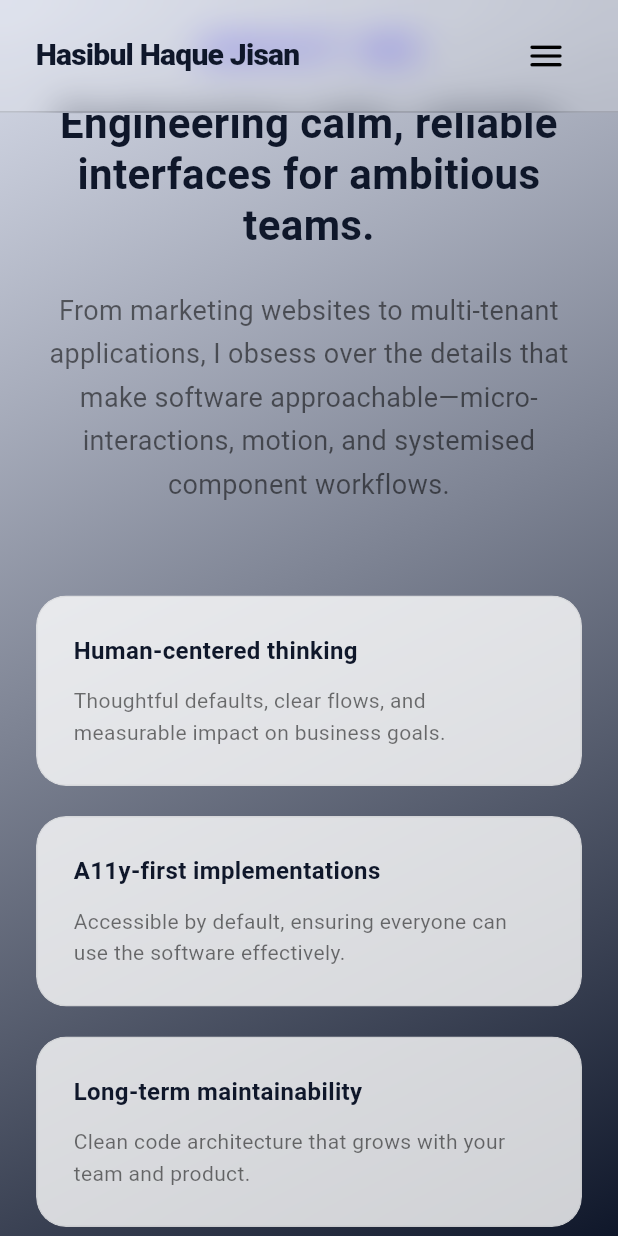
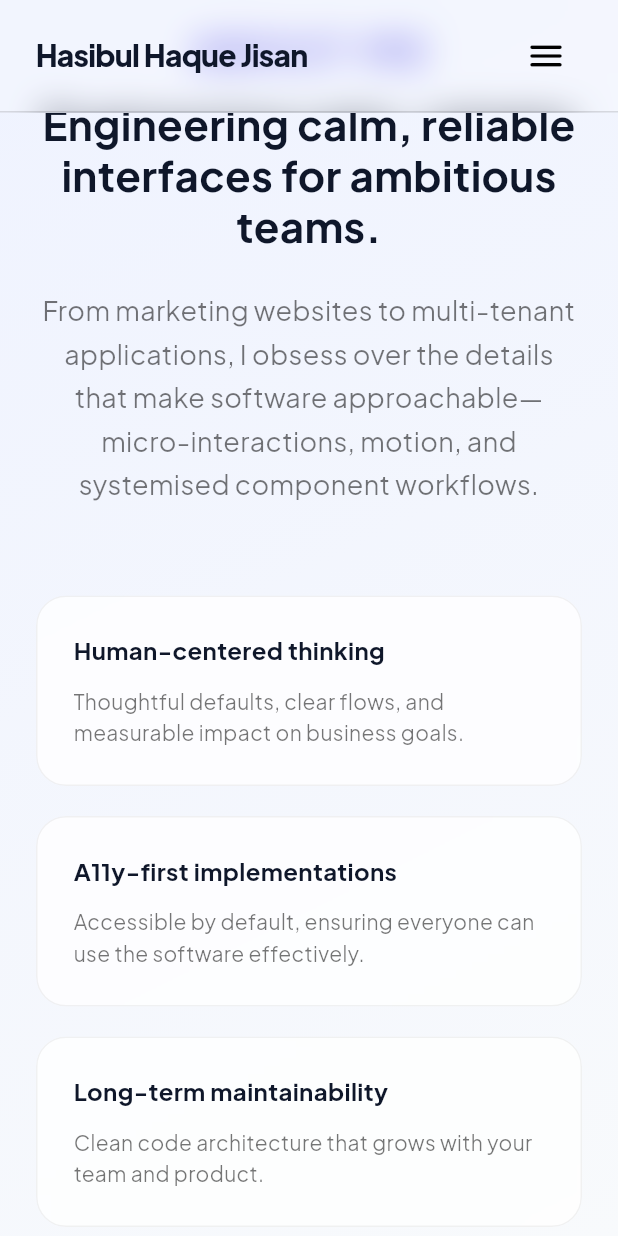
Before and after one commit to MHHJisan/self_portfolio_app, a Flutter app: the screen it shows after launch, after a tap on the "menu" icon, after a tap on "About", on a phone screen of 412 x 824 dp. Run offline on Flutter 3.47's test engine with Material 3 defaults, Android fonts, the phone set to English and light mode, and no system bars; our stand-ins replace font_awesome_flutter, google_fonts, open_filex.

Commit message:
font change and experiences added

```diff
--- a/lib/main.dart
+++ b/lib/main.dart
@@ -29,11 +29,17 @@ class MyApp extends StatelessWidget {
         useMaterial3: true,
         brightness: Brightness.light,
         primaryColor: const Color(0xFF4F46E5),
-        scaffoldBackgroundColor: AppColors.slate900,
+        scaffoldBackgroundColor: AppColors.slate50,
+        textTheme: GoogleFonts.plusJakartaSansTextTheme(
+          Theme.of(context).textTheme,
+        ),
       ),
       darkTheme: ThemeData(
         brightness: Brightness.dark,
         scaffoldBackgroundColor: const Color(0xFF020617),
+        textTheme: GoogleFonts.plusJakartaSansTextTheme(
+          Theme.of(context).textTheme,
+        ),
       ),
       home: const HomeScreen(),
     );
@@ -205,11 +211,11 @@ class _HomeScreenState extends State<HomeScreen> {
           decoration: BoxDecoration(
             // "Modern Shade" Logic
             color: isDark
-                ? Colors.white.withValues(alpha: 0.05) // Subtle glow for dark mode
+                ? Colors.white.withOpacity(0.05) // Subtle glow for dark mode
                 : const Color(0xFFF1F5F9),       // Soft slate for light mode
             borderRadius: BorderRadius.circular(12),
             border: Border.all(
-              color: isDark ? Colors.white.withValues(alpha: 0.05) : Colors.black.withValues(alpha: 0.05),
+              color: isDark ? Colors.white.withOpacity(0.05) : Colors.black.withOpacity(0.05),
             ),
           ),
           child: Row(
@@ -221,7 +227,7 @@ class _HomeScreenState extends State<HomeScreen> {
                   fontSize: 16,
                   fontWeight: FontWeight.bold,
                   letterSpacing: -0.5,
-                  color: isDark ? Colors.white.withValues(alpha: 0.9) : const Color(0xFF0F172A),
+                  color: isDark ? Colors.white.withOpacity(0.9) : const Color(0xFF0F172A),
                 ),
               ),
               const SizedBox(width: 8),
@@ -257,7 +263,7 @@ class _HomeScreenState extends State<HomeScreen> {
             // 2. High-End Glowing Shadow
             boxShadow: [
               BoxShadow(
-                color: const Color(0xFF6366F1).withValues(alpha: 0.4),
+                color: const Color(0xFF6366F1).withOpacity(0.4),
                 blurRadius: 20,
                 offset: const Offset(0, 10),
               ),
@@ -309,7 +315,7 @@ class BackgroundWrapper extends StatelessWidget {
             colors: [
               isDark
                   ? const Color(0xFF020617)
-                  : const Color(0x00eef2ff).withValues(alpha: 0.9),
+                  : const Color(0x00eef2ff).withOpacity(0.9),
               Theme.of(context).scaffoldBackgroundColor,
             ],
           ),
--- a/lib/sections/experience_section.dart
+++ b/lib/sections/experience_section.dart
@@ -38,19 +38,134 @@ class ExperienceSection extends StatelessWidget {
     final List<Experience> experiences = [
       Experience(
         id: 1,
-        period: "2023 — Present",
-        company: "Global Tech Inc.",
-        role: "Senior Software Engineer",
-        description: "Leading the frontend architecture for high-traffic platforms.",
-        achievements: ["Reduced bundle size by 40%", "Mentored 5 junior devs"],
+        period: "06/2022 — Present",
+        company: "TechRA Learning Center",
+        role: "Instructor, Web Development and Basic Programming and IELTS",
+        description:
+        "Co-founded and instructed at a skill development institution in Noakhali, BD, teaching Basic Programming in Java and Web Development with PHP & React.",
+        achievements: [
+          "Established curriculum and taught Basic Programming in Java to multiple cohorts",
+          "Designed and delivered Web Development courses using PHP and React",
+          "Taught IELTS preparation to students alongside technical subjects",
+          "Built the institution from the ground up with tech enthusiast friends",
+        ],
       ),
       Experience(
         id: 2,
-        period: "2022 — 2023",
-        company: "Creative Studio",
-        role: "Full Stack Developer",
-        description: "Developed bespoke CMS solutions for enterprise clients.",
-        achievements: ["Shipped 12+ production projects", "Implemented CI/CD"],
+        period: "2023 — Present",
+        company: "Techraverse",
+        role: "Lead Frontend Engineer",
+        description:
+        "Guiding the frontend guild, defining standards, and partnering directly with founders to launch new verticals.",
+        achievements: [
+          "Refactored the design system to support theming and dark mode",
+          "Cut CLS issues by 68% through streaming & suspense-first layouts",
+          "Mentored a team of 6 engineers across two timezones",
+        ],
+      ),
+      Experience(
+        id: 3,
+        period: "2021 — 2023",
+        company: "CPF International",
+        role: "Full Stack Engineer",
+        description:
+        "Owned the digital fundraising stack end-to-end, from CRM integrations to performance budgets.",
+        achievements: [
+          "Scaled donation revenue 2.5× with a revamped checkout flow",
+          "Built a custom content approval workflow with audit trails",
+          "Established automated Lighthouse monitoring in CI",
+        ],
+      ),
+      Experience(
+        id: 4,
+        period: "2024 — 2025",
+        company: "HI-TECH SoftSys",
+        role: "Software Engineer",
+        description:
+        "Developed an LMS system for web and mobile using Vue + Laravel for the web and Flutter for the mobile app (https://online-academy.islamicdigitallane.com/).",
+        achievements: [
+          "Built core LMS features for both web and mobile: courses, enrollments, and progress tracking",
+          "Collaborated on cross-platform API design with Laravel back-end",
+          "Delivered responsive Vue front-end components and Flutter mobile screens",
+        ],
+      ),
+      Experience(
+        id: 5,
+        period: "Sep 2023 — Nov 2024",
+        company: "Bioforge Health System LTD",
+        role: "Software Engineer",
+        description:
+        "Developed and maintained a Hospital Management System (HMS) using Java Spring for the backend and AngularJS/ReactJS for the frontend. Integrated and configured Odoo accounting software with the HMS.",
+        achievements: [
+          "Implemented core HMS modules and integrations with Odoo",
+          "Maintained and extended backend services in Java Spring",
+          "Improved deployment and integration workflows",
+        ],
+      ),
+      Experience(
+        id: 6,
+        period: "Feb 2024 — May 2024",
+        company: "Octagon Learning (Bioforge)",
+        role: "Software Engineer (Part-time) — ChatCls",
+        description:
+        "Developed a WhatsApp chatbot that delivers scheduled question sets to registered students using Node.js and Express.",
+        achievements: [
+          "Built a scheduling system to send subject-specific question sets",
+          "Integrated with WhatsApp messaging for automated delivery",
+          "Streamlined registration and message flows for student cohorts",
+        ],
+      ),
+      Experience(
+        id: 7,
+        period: "May 2024 — Nov 2024",
+        company: "Octagon Learning (Bioforge)",
+        role: "Project Lead (Part-time) — QuestionpaperSplitter",
+        description:
+        "Led development of a script that ingests PDFs and auto-splits them into images where each image contains a single question, exporting results to a configured folder.",
+        achievements: [
+          "Designed a robust PDF-to-image pipeline for batch splitting",
+          "Automated export and folder workflows for downstream processing",
+          "Improved accuracy of question detection and split timing",
+        ],
+      ),
+      Experience(
+        id: 8,
+        period: "Nov 2021 — May 2022",
+        company: "ISZTECHS",
+        role: "Web Developer",
+        description:
+        "Worked on PHP and Laravel-based web solutions for US-based clients, implementing core features and maintaining applications.",
+        achievements: [
+          "Delivered client-facing features in Laravel and core PHP",
+          "Maintained legacy codebases and migrated features to Laravel",
+          "Collaborated with remote teams to meet delivery deadlines",
+        ],
+      ),
+      Experience(
+        id: 9,
+        period: "May 2019 — Apr 2020",
+        company: "Sis InflextionPoint",
+        role: "Jr. Software Developer",
+        description:
+        "Worked on iOS app development using Swift, contributing to app features and bug fixes.",
+        achievements: [
+          "Implemented UI components and view controllers in Swift",
+          "Fixed bugs and improved app stability across iOS versions",
+          "Collaborated with senior developers on feature design",
+        ],
+      ),
+      Experience(
+        id: 10,
+        period: "Apr 2017 — Nov 2017",
+        company: "Relativeagro Limited",
+        role: "PHP Developer (Contractual, Part-time)",
+        description:
+        "Worked as a 3rd-year student on a web-based Livestock Management System using core PHP, and integrated an Account Management System.",
+        achievements: [
+          "Developed core modules for livestock management in PHP",
+          "Integrated accounting features into the system",
+          "Delivered features while balancing academic commitments",
+        ],
       ),
     ];
 
@@ -79,7 +194,7 @@ class ExperienceSection extends StatelessWidget {
                   style: TextStyle(
                     fontSize: 20,
                     fontWeight: FontWeight.bold,
-                    color: isDark ? Colors.white70 : AppColors.slate600,
+                    color: isDark ? Colors.white70 : AppColors.slate900,
                   ),
                 ),
                 const SizedBox(height: 16),
```
